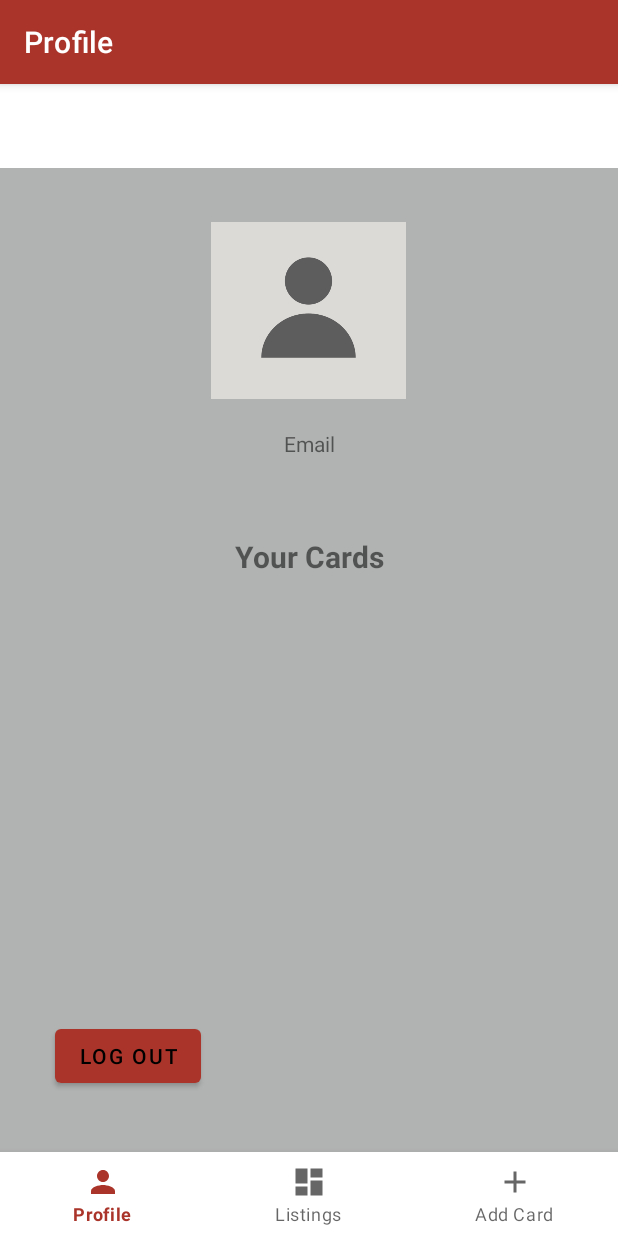
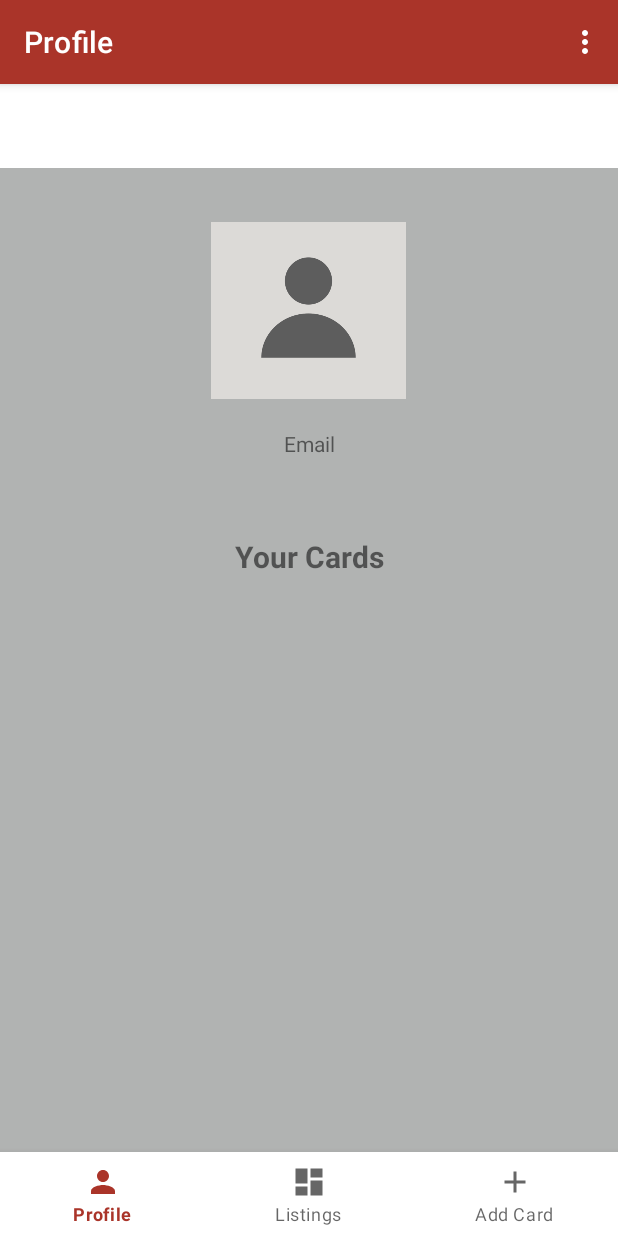
Before and after one commit to danny-doza/ReGiftCard, an Android app: the MainActivity screen opened directly, with no data from a screen before it, on a phone screen of 412 x 824 dp. Run offline under Robolectric (Android 15) with nearby library versions, the phone set to English and light mode, and no system bars; our stand-ins replace navigation-ui.

Commit message:
added top bar menue for logout

```diff
--- a/app/src/main/java/com/csci4480/regiftcard/MainActivity.kt
+++ b/app/src/main/java/com/csci4480/regiftcard/MainActivity.kt
@@ -1,6 +1,7 @@
 package com.csci4480.regiftcard
 
 import android.os.Bundle
+import android.view.Menu
 import com.google.android.material.bottomnavigation.BottomNavigationView
 import androidx.appcompat.app.AppCompatActivity
 import androidx.navigation.findNavController
@@ -23,4 +24,10 @@ class MainActivity : AppCompatActivity() {
         setupActionBarWithNavController(navController, appBarConfiguration)
         navView.setupWithNavController(navController)
     }
+
+    override fun onCreateOptionsMenu(menu: Menu): Boolean {
+        // Inflate the menu; this adds items to the action bar if it is present.
+        menuInflater.inflate(R.menu.top_bar, menu)
+        return true
+    }
 }
--- a/app/src/main/res/layout/fragment_home.xml
+++ b/app/src/main/res/layout/fragment_home.xml
@@ -54,15 +54,4 @@
         app:layout_constraintStart_toStartOf="parent"
         app:layout_constraintTop_toBottomOf="@+id/card_prompt" />
 
-    <Button
-        android:id="@+id/button"
-        android:layout_width="wrap_content"
-        android:layout_height="wrap_content"
-        android:layout_marginBottom="96dp"
-        android:text="Log out"
-        app:layout_constraintBottom_toBottomOf="parent"
-        app:layout_constraintEnd_toEndOf="parent"
-        app:layout_constraintHorizontal_bias="0.116"
-        app:layout_constraintStart_toStartOf="parent" />
-
 </androidx.constraintlayout.widget.ConstraintLayout>
--- /dev/null
+++ b/app/src/main/res/menu/top_bar.xml
@@ -0,0 +1,15 @@
+<?xml version="1.0" encoding="utf-8"?>
+<menu xmlns:tools="http://schemas.android.com/tools"
+    app:showAsAction="ifRoom|withText"
+    xmlns:android="http://schemas.android.com/apk/res/android"
+    xmlns:app="http://schemas.android.com/apk/res-auto">
+    <item android:id = "@+id/log_out"
+        tools:ignore="ExtraText"
+        android:title = "Log Out">
+    </item>
+
+    <item android:id = "@+id/profile_page"
+        tools:ignore="ExtraText"
+        android:title = "Profile Page">
+    </item>
+</menu>
```
